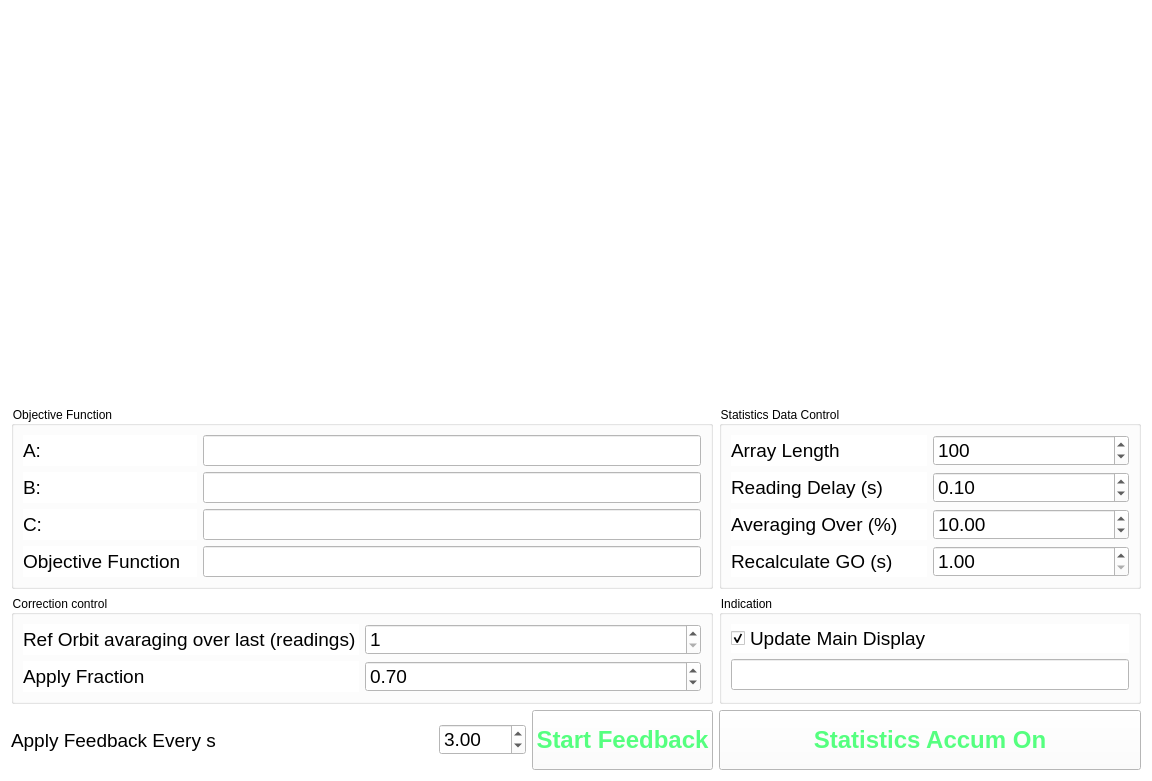
The window that gui/UIadaptive_feedback.ui (sergey-tomin/manul) describes before a commit, drawn with Qt 5.
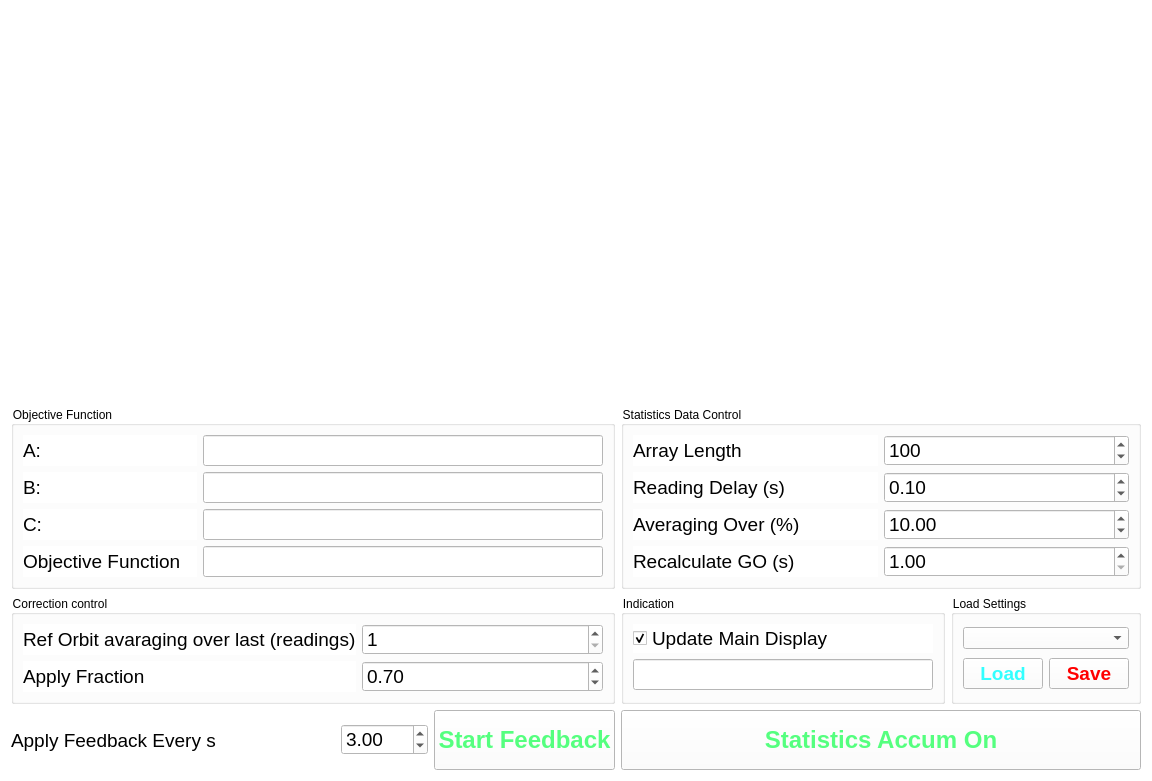
The same window after the commit.

Commit message: added load config option to adaptive feedback

Diff of the .ui file:
```diff
--- a/gui/UIadaptive_feedback.ui
+++ b/gui/UIadaptive_feedback.ui
@@ -26,8 +26,159 @@
    <string notr="true">background-color: white</string>
   </property>
   <layout class="QGridLayout" name="gridLayout_2">
-   <item row="0" column="0">
+   <item row="0" column="1">
     <layout class="QGridLayout" name="gridLayout">
+     <item row="4" column="4" colspan="2">
+      <widget class="QGroupBox" name="groupBox_2">
+       <property name="maximumSize">
+        <size>
+         <width>16777215</width>
+         <height>205</height>
+        </size>
+       </property>
+       <property name="title">
+        <string>Statistics Data Control</string>
+       </property>
+       <layout class="QGridLayout" name="gridLayout_6">
+        <item row="0" column="1">
+         <layout class="QGridLayout" name="gridLayout_5">
+          <item row="1" column="0">
+           <widget class="QLabel" name="label_3">
+            <property name="font">
+             <font>
+              <pointsize>14</pointsize>
+             </font>
+            </property>
+            <property name="text">
+             <string>Reading Delay (s)</string>
+            </property>
+           </widget>
+          </item>
+          <item row="0" column="1">
+           <widget class="QSpinBox" name="sb_array_len">
+            <property name="font">
+             <font>
+              <pointsize>14</pointsize>
+             </font>
+            </property>
+            <property name="maximum">
+             <number>5000</number>
+            </property>
+            <property name="singleStep">
+             <number>10</number>
+            </property>
+            <property name="value">
+             <number>100</number>
+            </property>
+           </widget>
+          </item>
+          <item row="0" column="0">
+           <widget class="QLabel" name="label_2">
+            <property name="font">
+             <font>
+              <pointsize>14</pointsize>
+             </font>
+            </property>
+            <property name="text">
+             <string>Array Length</string>
+            </property>
+           </widget>
+          </item>
+          <item row="1" column="1">
+           <widget class="QDoubleSpinBox" name="sb_time_delay">
+            <property name="font">
+             <font>
+              <pointsize>14</pointsize>
+             </font>
+            </property>
+            <property name="locale">
+             <locale language="English" country="UnitedStates"/>
+            </property>
+            <property name="maximum">
+             <double>10.000000000000000</double>
+            </property>
+            <property name="singleStep">
+             <double>0.010000000000000</double>
+            </property>
+            <property name="value">
+             <double>0.100000000000000</double>
+            </property>
+           </widget>
+          </item>
+          <item row="2" column="1">
+           <widget class="QDoubleSpinBox" name="sb_averaging">
+            <property name="font">
+             <font>
+              <pointsize>14</pointsize>
+             </font>
+            </property>
+            <property name="locale">
+             <locale language="English" country="UnitedStates"/>
+            </property>
+            <property name="maximum">
+             <double>100.000000000000000</double>
+            </property>
+            <property name="singleStep">
+             <double>10.000000000000000</double>
+            </property>
+            <property name="value">
+             <double>10.000000000000000</double>
+            </property>
+           </widget>
+          </item>
+          <item row="2" column="0">
+           <widget class="QLabel" name="label_7">
+            <property name="font">
+             <font>
+              <pointsize>14</pointsize>
+             </font>
+            </property>
+            <property name="text">
+             <string>Averaging Over (%)</string>
+            </property>
+           </widget>
+          </item>
+          <item row="3" column="1">
+           <widget class="QDoubleSpinBox" name="sb_go_recalc_delay">
+            <property name="font">
+             <font>
+              <pointsize>14</pointsize>
+             </font>
+            </property>
+            <property name="locale">
+             <locale language="English" country="UnitedStates"/>
+            </property>
+            <property name="minimum">
+             <double>1.000000000000000</double>
+            </property>
+            <property name="maximum">
+             <double>100.000000000000000</double>
+            </property>
+            <property name="singleStep">
+             <double>1.000000000000000</double>
+            </property>
+            <property name="value">
+             <double>1.000000000000000</double>
+            </property>
+           </widget>
+          </item>
+          <item row="3" column="0">
+           <widget class="QLabel" name="label_9">
+            <property name="font">
+             <font>
+              <pointsize>14</pointsize>
+             </font>
+            </property>
+            <property name="text">
+             <string>Recalculate GO (s)</string>
+            </property>
+           </widget>
+          </item>
+         </layout>
+        </item>
+       </layout>
+      </widget>
+     </item>
      <item row="13" column="2">
       <widget class="QPushButton" name="pb_start_feedback">
        <property name="minimumSize">
@@ -69,7 +220,7 @@
        </property>
       </widget>
      </item>
-     <item row="13" column="3">
+     <item row="13" column="4" colspan="2">
       <widget class="QPushButton" name="pb_start_statistics">
        <property name="minimumSize">
         <size>
@@ -116,7 +267,7 @@
        </property>
       </widget>
      </item>
-     <item row="0" column="3">
+     <item row="0" column="4" colspan="2">
       <widget class="QWidget" name="widget_2" native="true">
        <property name="minimumSize">
         <size>
@@ -257,157 +408,6 @@
        </property>
       </widget>
      </item>
-     <item row="4" column="3">
-      <widget class="QGroupBox" name="groupBox_2">
-       <property name="maximumSize">
-        <size>
-         <width>16777215</width>
-         <height>205</height>
-        </size>
-       </property>
-       <property name="title">
-        <string>Statistics Data Control</string>
-       </property>
-       <layout class="QGridLayout" name="gridLayout_6">
-        <item row="0" column="1">
-         <layout class="QGridLayout" name="gridLayout_5">
-          <item row="1" column="0">
-           <widget class="QLabel" name="label_3">
-            <property name="font">
-             <font>
-              <pointsize>14</pointsize>
-             </font>
-            </property>
-            <property name="text">
-             <string>Reading Delay (s)</string>
-            </property>
-           </widget>
-          </item>
-          <item row="0" column="1">
-           <widget class="QSpinBox" name="sb_array_len">
-            <property name="font">
-             <font>
-              <pointsize>14</pointsize>
-             </font>
-            </property>
-            <property name="maximum">
-             <number>5000</number>
-            </property>
-            <property name="singleStep">
-             <number>10</number>
-            </property>
-            <property name="value">
-             <number>100</number>
-            </property>
-           </widget>
-          </item>
-          <item row="0" column="0">
-           <widget class="QLabel" name="label_2">
-            <property name="font">
-             <font>
-              <pointsize>14</pointsize>
-             </font>
-            </property>
-            <property name="text">
-             <string>Array Length</string>
-            </property>
-           </widget>
-          </item>
-          <item row="1" column="1">
-           <widget class="QDoubleSpinBox" name="sb_time_delay">
-            <property name="font">
-             <font>
-              <pointsize>14</pointsize>
-             </font>
-            </property>
-            <property name="locale">
-             <locale language="English" country="UnitedStates"/>
-            </property>
-            <property name="maximum">
-             <double>10.000000000000000</double>
-            </property>
-            <property name="singleStep">
-             <double>0.010000000000000</double>
-            </property>
-            <property name="value">
-             <double>0.100000000000000</double>
-            </property>
-           </widget>
-          </item>
-          <item row="2" column="1">
-           <widget class="QDoubleSpinBox" name="sb_averaging">
-            <property name="font">
-             <font>
-              <pointsize>14</pointsize>
-             </font>
-            </property>
-            <property name="locale">
-             <locale language="English" country="UnitedStates"/>
-            </property>
-            <property name="maximum">
-             <double>100.000000000000000</double>
-            </property>
-            <property name="singleStep">
-             <double>10.000000000000000</double>
-            </property>
-            <property name="value">
-             <double>10.000000000000000</double>
-            </property>
-           </widget>
-          </item>
-          <item row="2" column="0">
-           <widget class="QLabel" name="label_7">
-            <property name="font">
-             <font>
-              <pointsize>14</pointsize>
-             </font>
-            </property>
-            <property name="text">
-             <string>Averaging Over (%)</string>
-            </property>
-           </widget>
-          </item>
-          <item row="3" column="1">
-           <widget class="QDoubleSpinBox" name="sb_go_recalc_delay">
-            <property name="font">
-             <font>
-              <pointsize>14</pointsize>
-             </font>
-            </property>
-            <property name="locale">
-             <locale language="English" country="UnitedStates"/>
-            </property>
-            <property name="minimum">
-             <double>1.000000000000000</double>
-            </property>
-            <property name="maximum">
-             <double>100.000000000000000</double>
-            </property>
-            <property name="singleStep">
-             <double>1.000000000000000</double>
-            </property>
-            <property name="value">
-             <double>1.000000000000000</double>
-            </property>
-           </widget>
-          </item>
-          <item row="3" column="0">
-           <widget class="QLabel" name="label_9">
-            <property name="font">
-             <font>
-              <pointsize>14</pointsize>
-             </font>
-            </property>
-            <property name="text">
-             <string>Recalculate GO (s)</string>
-            </property>
-           </widget>
-          </item>
-         </layout>
-        </item>
-       </layout>
-      </widget>
-     </item>
      <item row="7" column="0" colspan="3">
       <widget class="QGroupBox" name="groupBox_3">
        <property name="title">
@@ -489,28 +489,71 @@
        </layout>
       </widget>
      </item>
-     <item row="7" column="3">
+     <item row="7" column="5">
+      <widget class="QGroupBox" name="groupBox_5">
+       <property name="title">
+        <string>Load Settings</string>
+       </property>
+       <layout class="QGridLayout" name="gridLayout_10">
+        <item row="1" column="1">
+         <widget class="QPushButton" name="pb_load_settings">
+          <property name="minimumSize">
+           <size>
+            <width>0</width>
+            <height>0</height>
+           </size>
+          </property>
+          <property name="font">
+           <font>
+            <pointsize>14</pointsize>
+            <weight>75</weight>
+            <bold>true</bold>
+           </font>
+          </property>
+          <property name="styleSheet">
+           <string notr="true">color: rgb(51, 255, 255);</string>
+          </property>
+          <property name="text">
+           <string>Load</string>
+          </property>
+         </widget>
+        </item>
+        <item row="1" column="2">
+         <widget class="QPushButton" name="pb_save_settings">
+          <property name="minimumSize">
+           <size>
+            <width>0</width>
+            <height>0</height>
+           </size>
+          </property>
+          <property name="font">
+           <font>
+            <pointsize>14</pointsize>
+            <weight>75</weight>
+            <bold>true</bold>
+           </font>
+          </property>
+          <property name="styleSheet">
+           <string notr="true">color: rgb(255, 0, 0);</string>
+          </property>
+          <property name="text">
+           <string>Save</string>
+          </property>
+         </widget>
+        </item>
+        <item row="0" column="1" colspan="2">
+         <widget class="QComboBox" name="cb_load_settings"/>
+        </item>
+       </layout>
+      </widget>
+     </item>
+     <item row="7" column="4">
       <widget class="QGroupBox" name="groupBox_4">
        <property name="title">
         <string>Indication</string>
        </property>
        <layout class="QGridLayout" name="gridLayout_9">
-        <item row="0" column="0">
-         <widget class="QCheckBox" name="cb_update_display">
-          <property name="font">
-           <font>
-            <pointsize>14</pointsize>
-           </font>
-          </property>
-          <property name="text">
-           <string>Update Main Display</string>
-          </property>
-          <property name="checked">
-           <bool>true</bool>
-          </property>
-         </widget>
-        </item>
-        <item row="1" column="0">
+        <item row="1" column="1">
          <widget class="QLineEdit" name="le_warn">
           <property name="palette">
            <palette>
@@ -637,6 +680,21 @@
           </property>
          </widget>
         </item>
+        <item row="0" column="1">
+         <widget class="QCheckBox" name="cb_update_display">
+          <property name="font">
+           <font>
+            <pointsize>14</pointsize>
+           </font>
+          </property>
+          <property name="text">
+           <string>Update Main Display</string>
+          </property>
+          <property name="checked">
+           <bool>true</bool>
+          </property>
+         </widget>
+        </item>
        </layout>
       </widget>
      </item>
```
The commit also changes 2 other files.
